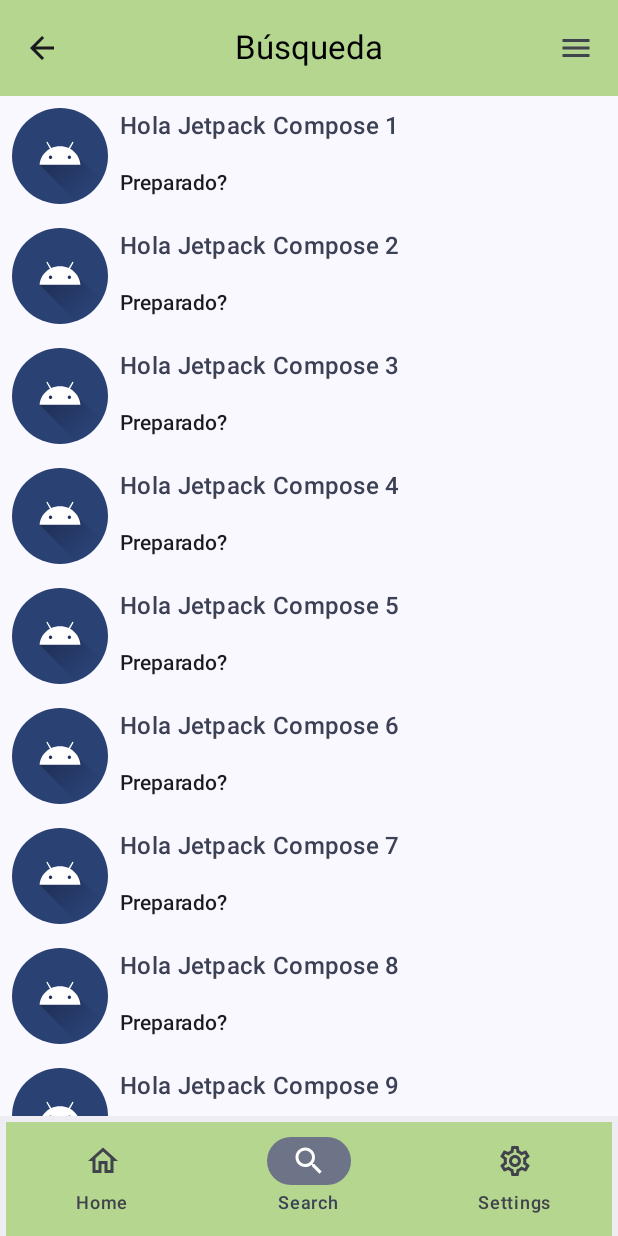
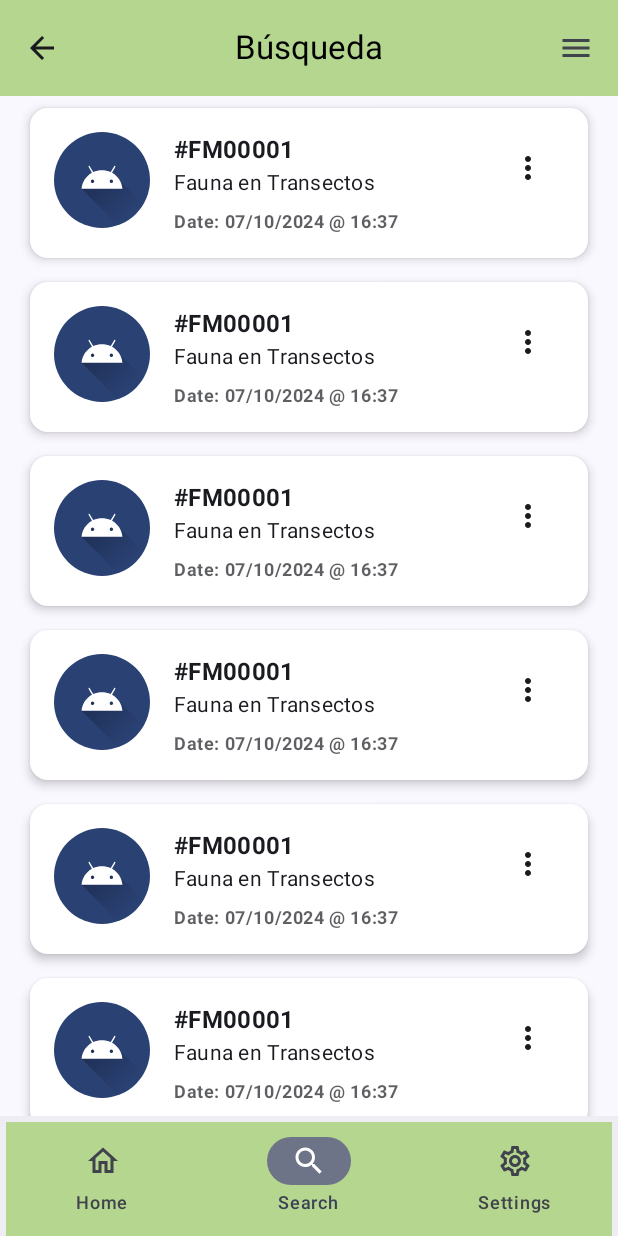
Before and after one commit to Jossrec/MovilesReto, an Android app built with Jetpack Compose: the SearchScreen screen opened through its navigation route, on a phone screen of 412 x 824 dp. Run offline under Robolectric (Android 15) with nearby library versions, the phone set to English and light mode, and no system bars.

Commit message:
Card
Card was added to the components

```diff
--- a/Reto/app/src/main/java/com/example/reto/Vista/SearchScreen.kt
+++ b/Reto/app/src/main/java/com/example/reto/Vista/SearchScreen.kt
@@ -1,6 +1,7 @@
 package com.example.reto.Vista
 
-
+import androidx.compose.material3.Card
+import androidx.compose.material3.CardDefaults
 import android.content.res.Configuration
 import android.os.Bundle
 import androidx.activity.ComponentActivity
@@ -14,6 +15,7 @@ import androidx.compose.foundation.shape.CircleShape
 import androidx.compose.material.icons.Icons
 import androidx.compose.material.icons.automirrored.filled.ArrowBack
 import androidx.compose.material.icons.filled.Menu
+import androidx.compose.material.icons.filled.MoreVert
 import androidx.compose.material3.*
 import androidx.compose.runtime.Composable
 import androidx.compose.ui.Modifier
@@ -22,6 +24,7 @@ import androidx.compose.ui.graphics.Color
 import androidx.compose.ui.input.nestedscroll.nestedScroll
 import androidx.compose.ui.res.painterResource
 import androidx.compose.ui.text.TextStyle
+import androidx.compose.ui.text.font.FontWeight
 import androidx.compose.ui.text.style.TextOverflow
 import androidx.compose.ui.tooling.preview.Preview
 import androidx.compose.ui.unit.dp
@@ -29,6 +32,7 @@ import com.example.reto.R
 import com.example.reto.ui.theme.Black
 import com.example.reto.ui.theme.GreenAwaq
 import com.example.reto.ui.theme.RetoTheme
+import com.example.reto.ui.theme.White
 
 private val messages: List<MyMessage> = listOf(
     MyMessage("Hola Jetpack Compose 1", "Preparado?"),
@@ -70,7 +74,8 @@ fun SearchScreen(messages: List<MyMessage>) {
                 },
                 colors = TopAppBarDefaults.centerAlignedTopAppBarColors(
                     containerColor = GreenAwaq,
-                    titleContentColor = Black
+                    titleContentColor = Black,
+                    scrolledContainerColor = GreenAwaq
                 ),
                 navigationIcon = {
                     IconButton(onClick = { /* Acción de navegación */ }) {
@@ -105,15 +110,61 @@ fun MyMessages(messages: List<MyMessage>, modifier: Modifier = Modifier) {
     }
 }
 
+
 @Composable
 fun MyComponent(message: MyMessage) {
-    Row(modifier = Modifier
-        .background(MaterialTheme.colorScheme.background)
-        .padding(8.dp)) {
-        MyImage()
-        MyTexts(message)
+    Card(
+        modifier = Modifier
+            .fillMaxWidth()
+            .padding(horizontal = 20.dp, vertical = 8.dp),
+        shape = MaterialTheme.shapes.medium,
+        colors = CardDefaults.cardColors(containerColor = White),
+        elevation = CardDefaults.cardElevation(defaultElevation = 4.dp)
+    ) {
+        Row(
+            modifier = Modifier
+                .padding(16.dp)
+        ) {
+            MyImage()
+            Spacer(modifier = Modifier.width(16.dp))
+            Column(
+                modifier = Modifier
+                    .weight(1f)
+            ) {
+
+                Text(
+                    text = "#FM00001",
+                    style = MaterialTheme.typography.titleMedium.copy(
+                        fontWeight = FontWeight.Bold
+                    )
+                )
+
+                Text(
+                    text = "Fauna en Transectos",
+                    style = MaterialTheme.typography.bodyMedium
+                )
+                Spacer(modifier = Modifier.height(8.dp))
+
+
+                Text(
+                    text = "Date: 07/10/2024 @ 16:37",
+                    style = MaterialTheme.typography.bodySmall.copy(
+                        fontWeight = FontWeight.Bold,
+                        color = MaterialTheme.colorScheme.onSurface.copy(alpha = 0.7f)
+                    )
+                )
+            }
+
+            IconButton(onClick = { /* Acción del menú */ }) {
+                Icon(
+                    imageVector = Icons.Default.MoreVert,
+                    contentDescription = "Menú"
+                )
+            }
+        }
     }
 }
+
 
 @Composable
 fun MyImage() {
```
